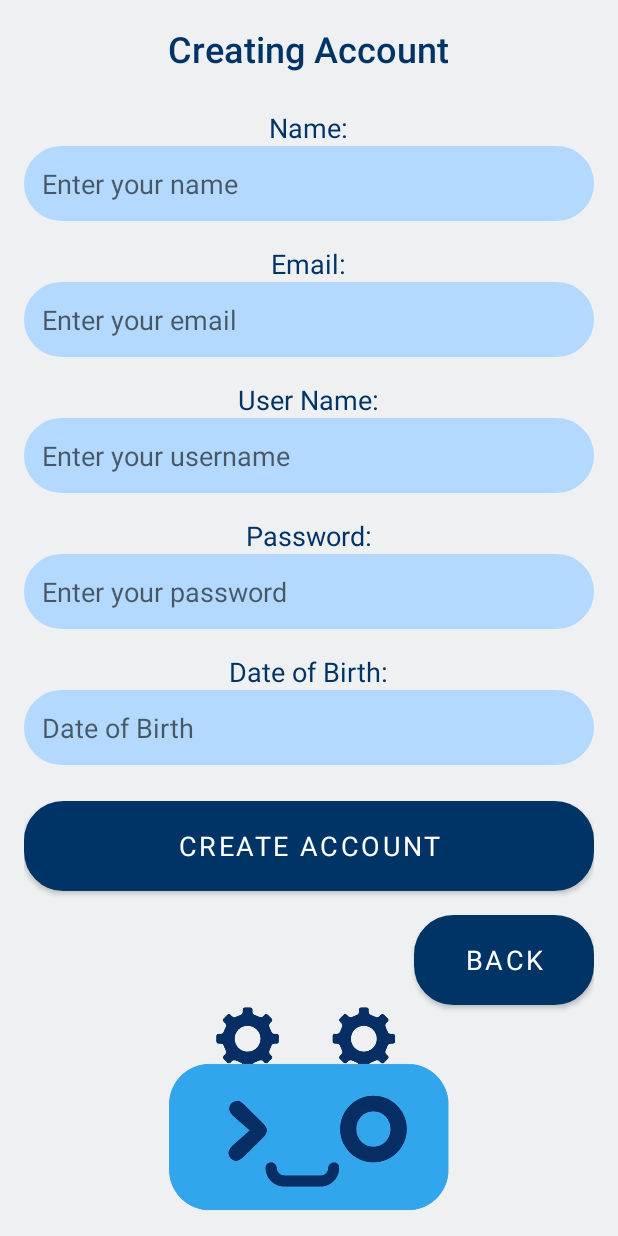
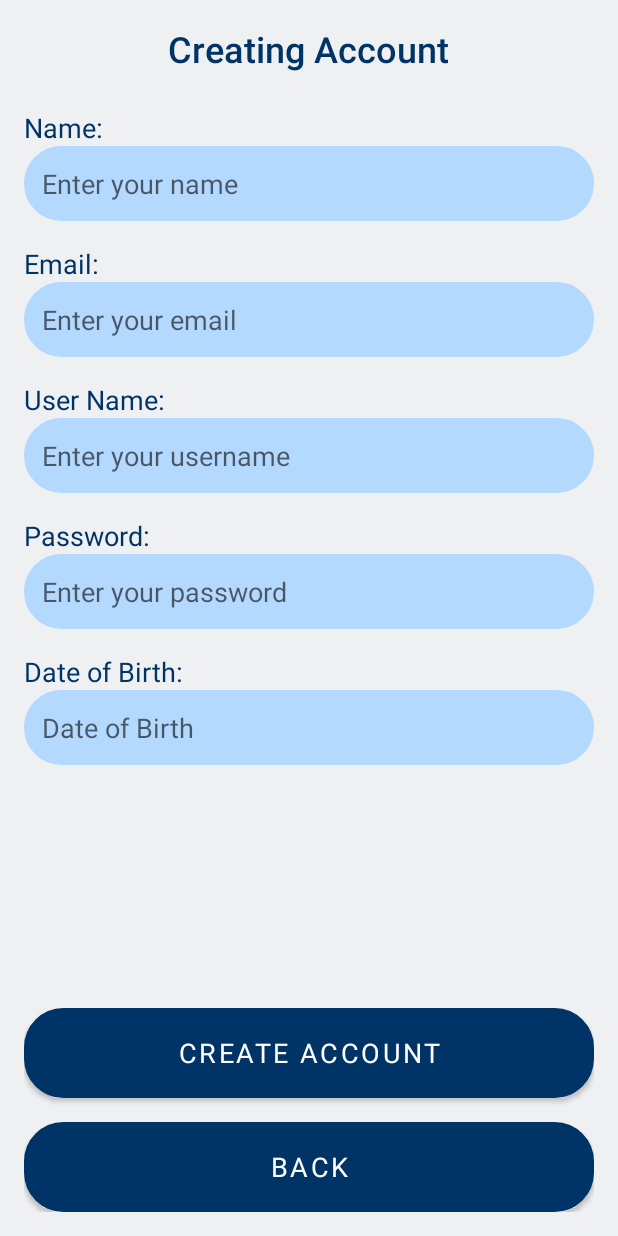
Before and after one commit to SophieOMongain/CognibyteApp, an Android app: the CreateAccountActivity screen opened directly, with no data from a screen before it, on a phone screen of 412 x 824 dp. Run offline under Robolectric (Android 15) with nearby library versions, the phone set to English and light mode, and no system bars; our stand-ins replace Firebase (no records; nobody signed in at launch, a user with empty details on screens opened directly).

Commit message:
fixed the buttons on the create account page

```diff
--- a/app/src/main/java/com/example/cognibyte/ChapterPage/LessonPageActivity.java
+++ b/app/src/main/java/com/example/cognibyte/ChapterPage/LessonPageActivity.java
@@ -12,6 +12,7 @@ import android.widget.Toast;
 import androidx.appcompat.app.AppCompatActivity;
 import com.example.cognibyte.Account.LoginActivity;
 import com.example.cognibyte.ChapterPage.Quiz.QuizActivity;
+import com.example.cognibyte.HomePage.HomeActivity;
 import com.example.cognibyte.R;
 import com.google.firebase.auth.FirebaseAuth;
 import com.google.firebase.auth.FirebaseUser;
@@ -75,7 +76,7 @@ public class LessonPageActivity extends AppCompatActivity {
         tvLessonContent.setMovementMethod(new android.text.method.ScrollingMovementMethod());
 
         btnRetry.setOnClickListener(v -> fetchLesson());
-        btnHome .setOnClickListener(v -> finish());
+        btnHome.setOnClickListener(v -> startActivity(new Intent(this, HomeActivity.class)));
         btnReturnToLessons.setOnClickListener(v -> finish());
         btnStartQuiz.setOnClickListener(v -> {
             if (lessonContent == null || lessonContent.isEmpty()) {
--- a/app/src/main/res/layout/activity_create_account.xml
+++ b/app/src/main/res/layout/activity_create_account.xml
@@ -5,9 +5,14 @@
     android:layout_width="match_parent"
     android:layout_height="match_parent"
     android:orientation="vertical"
-    android:gravity="center"
     android:background="@color/text_grey"
     android:padding="16dp">
+
+    <LinearLayout
+        android:layout_width="match_parent"
+        android:layout_height="0dp"
+        android:layout_weight="1"
+        android:orientation="vertical">
 
         <TextView
             android:id="@+id/tv_create_account"
@@ -32,11 +37,11 @@
             android:id="@+id/et_name"
             android:layout_width="match_parent"
             android:layout_height="50dp"
+            android:layout_marginBottom="16dp"
+            android:background="@drawable/rounded_edittext"
             android:backgroundTint="@color/secondary_blue"
             android:padding="12dp"
             android:textColor="@color/dark_gray"
-        android:layout_marginBottom="16dp"
-        android:background="@drawable/rounded_edittext"
             android:hint="Enter your name" />
 
         <TextView
@@ -51,11 +56,11 @@
             android:id="@+id/et_email"
             android:layout_width="match_parent"
             android:layout_height="50dp"
+            android:layout_marginBottom="16dp"
+            android:background="@drawable/rounded_edittext"
             android:backgroundTint="@color/secondary_blue"
             android:padding="12dp"
             android:textColor="@color/dark_gray"
-        android:layout_marginBottom="16dp"
-        android:background="@drawable/rounded_edittext"
             android:hint="Enter your email" />
 
         <TextView
@@ -70,11 +75,11 @@
             android:id="@+id/et_username"
             android:layout_width="match_parent"
             android:layout_height="50dp"
+            android:layout_marginBottom="16dp"
+            android:background="@drawable/rounded_edittext"
             android:backgroundTint="@color/secondary_blue"
             android:padding="12dp"
             android:textColor="@color/dark_gray"
-        android:layout_marginBottom="16dp"
-        android:background="@drawable/rounded_edittext"
             android:hint="Enter your username" />
 
         <TextView
@@ -89,11 +94,11 @@
             android:id="@+id/et_password"
             android:layout_width="match_parent"
             android:layout_height="50dp"
+            android:layout_marginBottom="16dp"
+            android:background="@drawable/rounded_edittext"
             android:backgroundTint="@color/secondary_blue"
             android:padding="12dp"
             android:textColor="@color/dark_gray"
-        android:layout_marginBottom="16dp"
-        android:background="@drawable/rounded_edittext"
             android:hint="Enter your password"
             android:inputType="textPassword" />
 
@@ -109,42 +114,37 @@
             android:id="@+id/et_DateOfBirth"
             android:layout_width="match_parent"
             android:layout_height="50dp"
+            android:layout_marginBottom="24dp"
+            android:background="@drawable/rounded_edittext"
             android:backgroundTint="@color/secondary_blue"
             android:padding="12dp"
             android:textColor="@color/dark_gray"
-        android:layout_marginBottom="24dp"
-        android:background="@drawable/rounded_edittext"
             android:hint="Date of Birth"
             android:focusable="false" />
+
+    </LinearLayout>
 
     <Button
         android:id="@+id/btn_create_account"
         android:layout_width="match_parent"
         android:layout_height="60dp"
         android:text="Create Account"
-        android:backgroundTint="@color/primary_blue"
+        android:textSize="18sp"
+        android:fontFamily="sans-serif"
         android:textColor="@color/white"
-        android:fontFamily="sans-serif"
-        android:textSize="18sp"
-        android:background="@drawable/rounded_button_dark" />
+        android:background="@drawable/rounded_button_dark"
+        android:backgroundTint="@color/primary_blue" />
 
     <Button
         android:id="@+id/btn_back"
-        android:layout_width="120dp"
+        android:layout_width="match_parent"
         android:layout_height="60dp"
+        android:layout_marginTop="16dp"
         android:text="Back"
-        android:backgroundTint="@color/secondary_blue"
+        android:textSize="18sp"
+        android:fontFamily="sans-serif"
         android:textColor="@color/white"
-        android:fontFamily="sans-serif"
-        android:textSize="18sp"
-        android:layout_gravity="end"
         android:background="@drawable/rounded_button_dark"
-        android:layout_marginTop="16dp" />
-
-    <ImageView
-        android:id="@+id/imageView"
-        android:layout_width="match_parent"
-        android:layout_height="wrap_content"
-        app:srcCompat="@drawable/robot_logo" />
+        android:backgroundTint="@color/secondary_blue" />
 
 </LinearLayout>
```
Also changed, not shown: app/src/main/java/com/example/cognibyte/Client/JDoodleClient.java (deleted, +0 -55 lines). Lines whose indentation alone changed are shown as unchanged.
